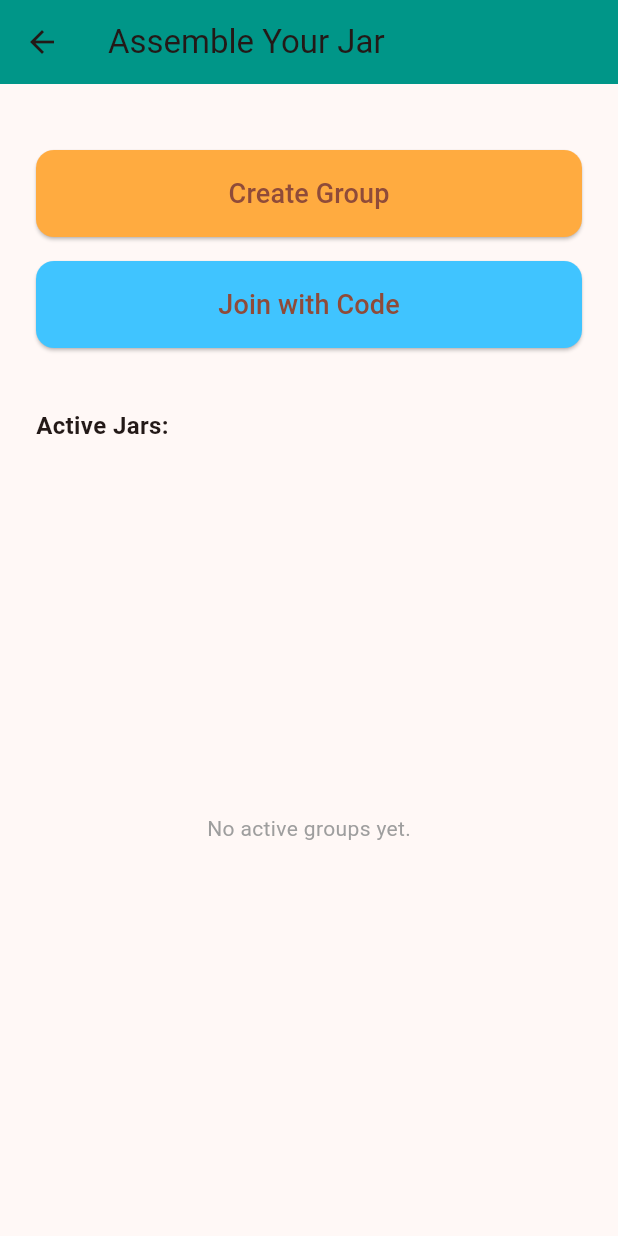
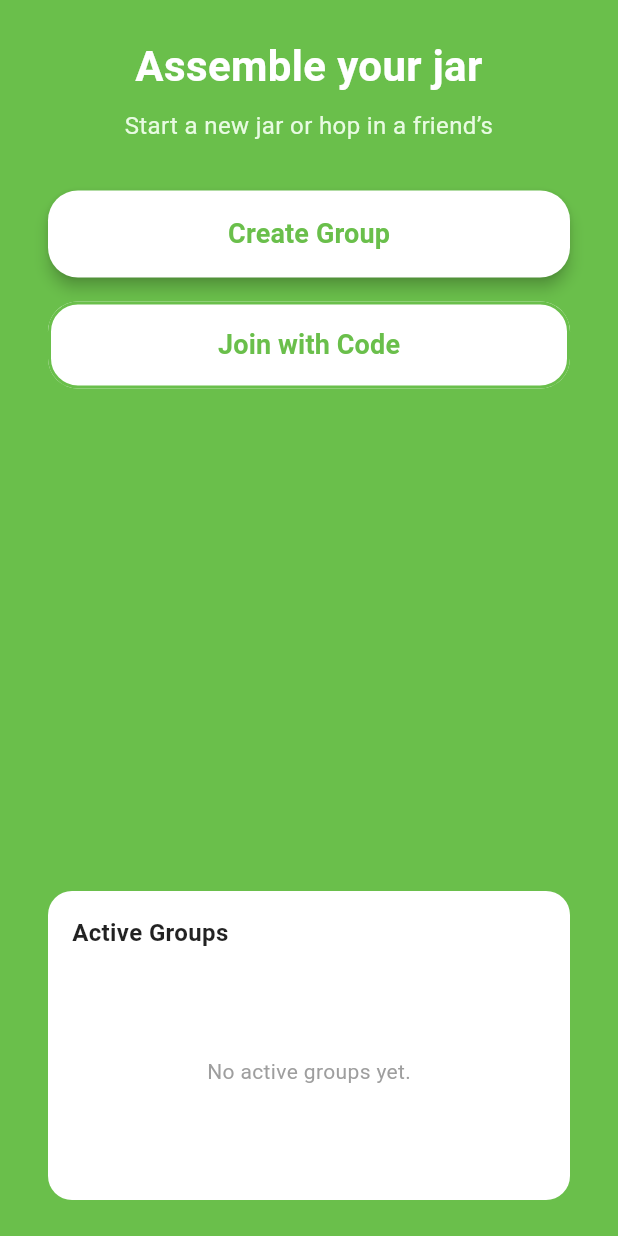
Before and after one commit to ColdBlitz101/picklnairted, a Flutter app: the GroupScreen screen opened directly, on a phone screen of 412 x 824 dp. Run offline on Flutter 3.47's test engine with Material 3 defaults, Android fonts, the light colour scheme and no system bars.

Commit message:
group_screen1.3

```diff
--- a/lib/screens/group_screen.dart
+++ b/lib/screens/group_screen.dart
@@ -3,68 +3,110 @@ import 'package:flutter/material.dart';
 class GroupScreen extends StatelessWidget {
   const GroupScreen({Key? key}) : super(key: key);
 
+  static const Color picklGreen = Color(0xFF6ABF4B); // 🍃 Pickl green
+
   @override
   Widget build(BuildContext context) {
+    final screenHeight = MediaQuery.of(context).size.height;
+
     return Scaffold(
-      appBar: AppBar(
-        title: const Text('Assemble Your Jar'),
-        backgroundColor: Colors.teal,
-      ),
-      body: Padding(
-        padding: const EdgeInsets.all(24.0),
+      backgroundColor: picklGreen,
+      body: SafeArea(
+        child: Padding(
+          padding: const EdgeInsets.symmetric(horizontal: 32.0, vertical: 24.0),
           child: Column(
             crossAxisAlignment: CrossAxisAlignment.stretch,
             children: [
-            const SizedBox(height: 20),
+              const Text(
+                'Assemble your jar',
+                textAlign: TextAlign.center,
+                style: TextStyle(
+                  fontSize: 28,
+                  fontWeight: FontWeight.bold,
+                  color: Colors.white,
+                ),
+              ),
+              const SizedBox(height: 8),
+              const Text(
+                'Start a new jar or hop in a friend’s',
+                textAlign: TextAlign.center,
+                style: TextStyle(
+                  fontSize: 16,
+                  color: Color(0xFFE8FBE2), // Light greenish tint for subtext
+                ),
+              ),
+              const SizedBox(height: 32),
               ElevatedButton(
                 onPressed: () {
-                // Navigate to create group screen (to be implemented)
+                  // TODO: Navigate to Create Group
                 },
                 style: ElevatedButton.styleFrom(
-                backgroundColor: Colors.orangeAccent,
+                  backgroundColor: Colors.white,
+                  foregroundColor: picklGreen,
                   padding: const EdgeInsets.symmetric(vertical: 16),
                   shape: RoundedRectangleBorder(
-                  borderRadius: BorderRadius.circular(12),
+                    borderRadius: BorderRadius.circular(20),
                   ),
+                  elevation: 4,
                 ),
                 child: const Text(
                   'Create Group',
-                style: TextStyle(fontSize: 18),
+                  style: TextStyle(fontSize: 18, fontWeight: FontWeight.w600),
                 ),
               ),
               const SizedBox(height: 16),
               ElevatedButton(
                 onPressed: () {
-                // Navigate to join group screen (to be implemented)
+                  // TODO: Navigate to Join with Code
                 },
                 style: ElevatedButton.styleFrom(
-                backgroundColor: Colors.lightBlueAccent,
+                  backgroundColor: Colors.white,
+                  foregroundColor: picklGreen,
                   padding: const EdgeInsets.symmetric(vertical: 16),
                   shape: RoundedRectangleBorder(
-                  borderRadius: BorderRadius.circular(12),
+                    borderRadius: BorderRadius.circular(20),
+                    side: BorderSide(color: picklGreen, width: 2),
                   ),
+                  elevation: 0,
                 ),
                 child: const Text(
                   'Join with Code',
-                style: TextStyle(fontSize: 18),
+                  style: TextStyle(fontSize: 18, fontWeight: FontWeight.w600),
                 ),
               ),
-            const SizedBox(height: 40),
-            const Text(
-              'Active Jars:',
-              style: TextStyle(fontSize: 16, fontWeight: FontWeight.bold),
+              const Spacer(),
+              Container(
+                height: screenHeight * 0.25,
+                decoration: BoxDecoration(
+                  color: Colors.white,
+                  borderRadius: BorderRadius.circular(16),
                 ),
-            const SizedBox(height: 10),
-            // Placeholder for active groups
-            const Expanded(
+                padding: const EdgeInsets.all(16),
+                child: Column(
+                  crossAxisAlignment: CrossAxisAlignment.start,
+                  children: const [
+                    Text(
+                      'Active Groups',
+                      style: TextStyle(
+                        fontSize: 16,
+                        fontWeight: FontWeight.w600,
+                        color: Colors.black87,
+                      ),
+                    ),
+                    SizedBox(height: 12),
+                    Expanded(
                       child: Center(
                         child: Text(
                           'No active groups yet.',
                           style: TextStyle(color: Colors.grey),
                         ),
                       ),
+                    ),
+                  ],
+                ),
               )
             ],
+          ),
         ),
       ),
     );
```
Lines whose indentation alone changed are shown as unchanged.
